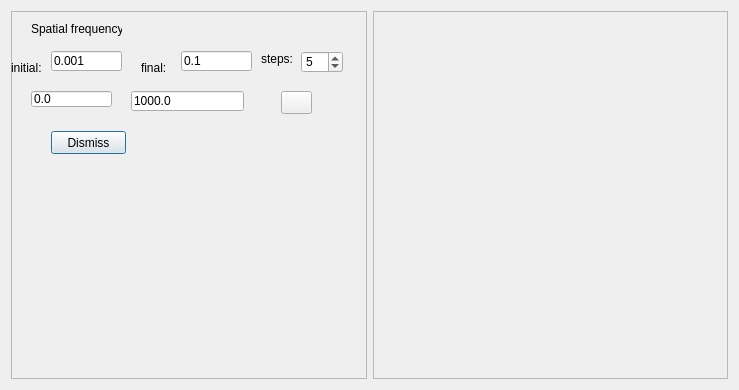
PauloCarvalhoRJ/gammaray, file imagejockey/gabor/gaborfilterdialog.ui: the form before one commit.
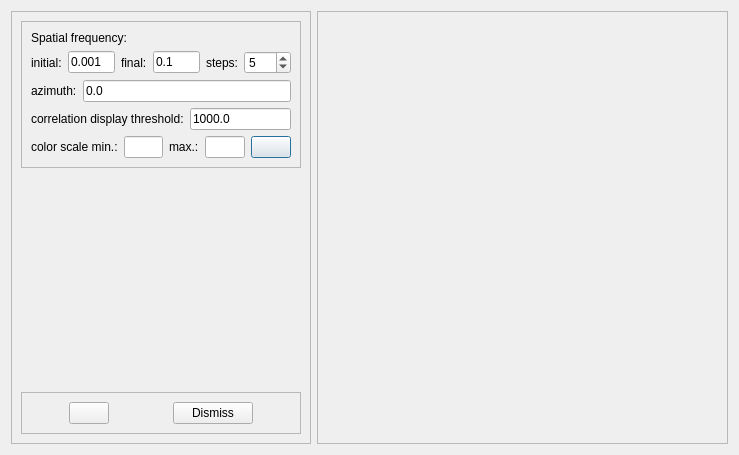
The form after the commit. Icons and pictures are not drawn.

Commit message: Gabor: GUI finishings.

What changed in the file:
```diff
--- a/imagejockey/gabor/gaborfilterdialog.ui
+++ b/imagejockey/gabor/gaborfilterdialog.ui
@@ -7,7 +7,7 @@
     <x>0</x>
     <y>0</y>
     <width>739</width>
-    <height>390</height>
+    <height>455</height>
    </rect>
   </property>
   <property name="windowTitle">
@@ -16,169 +16,266 @@
   <layout class="QHBoxLayout" name="horizontalLayout_2">
    <item>
     <widget class="QFrame" name="frame">
+     <property name="sizePolicy">
+      <sizepolicy hsizetype="Fixed" vsizetype="Preferred">
+       <horstretch>0</horstretch>
+       <verstretch>0</verstretch>
+      </sizepolicy>
+     </property>
+     <property name="maximumSize">
+      <size>
+       <width>300</width>
+       <height>16777215</height>
+      </size>
+     </property>
      <property name="frameShape">
       <enum>QFrame::StyledPanel</enum>
      </property>
      <property name="frameShadow">
       <enum>QFrame::Raised</enum>
      </property>
-     <widget class="QPushButton" name="btnDismiss">
-      <property name="geometry">
-       <rect>
-        <x>40</x>
-        <y>120</y>
-        <width>75</width>
-        <height>23</height>
-       </rect>
-      </property>
-      <property name="text">
-       <string>Dismiss</string>
-      </property>
-     </widget>
-     <widget class="QPushButton" name="btnProcess">
-      <property name="geometry">
-       <rect>
-        <x>270</x>
-        <y>80</y>
-        <width>31</width>
-        <height>23</height>
-       </rect>
-      </property>
-      <property name="text">
-       <string/>
-      </property>
-      <property name="icon">
-       <iconset resource="../ijresources.qrc">
-        <normaloff>:/ijicons32/ijplay32</normaloff>:/ijicons32/ijplay32</iconset>
-      </property>
-     </widget>
-     <widget class="QLineEdit" name="txtAzimuth">
-      <property name="geometry">
-       <rect>
-        <x>20</x>
-        <y>80</y>
-        <width>81</width>
-        <height>16</height>
-       </rect>
-      </property>
-      <property name="text">
-       <string>0.0</string>
-      </property>
-     </widget>
-     <widget class="QLineEdit" name="txtInitialFrequency">
-      <property name="geometry">
-       <rect>
-        <x>40</x>
-        <y>40</y>
-        <width>71</width>
-        <height>20</height>
-       </rect>
-      </property>
-      <property name="text">
-       <string>0.001</string>
-      </property>
-     </widget>
-     <widget class="QLabel" name="label_4">
-      <property name="geometry">
-       <rect>
-        <x>250</x>
-        <y>40</y>
-        <width>41</width>
-        <height>16</height>
-       </rect>
-      </property>
-      <property name="text">
-       <string>steps:</string>
-      </property>
-     </widget>
-     <widget class="QSpinBox" name="spinNumberOfFrequencySteps">
-      <property name="geometry">
-       <rect>
-        <x>290</x>
-        <y>40</y>
-        <width>42</width>
-        <height>22</height>
-       </rect>
-      </property>
-      <property name="minimum">
-       <number>1</number>
-      </property>
-      <property name="maximum">
-       <number>200</number>
-      </property>
-      <property name="value">
-       <number>5</number>
-      </property>
-     </widget>
-     <widget class="QLabel" name="label_3">
-      <property name="geometry">
-       <rect>
-        <x>130</x>
-        <y>50</y>
-        <width>46</width>
-        <height>13</height>
-       </rect>
-      </property>
-      <property name="text">
-       <string>final:</string>
-      </property>
-     </widget>
-     <widget class="QLabel" name="label">
-      <property name="geometry">
-       <rect>
-        <x>20</x>
-        <y>10</y>
-        <width>91</width>
-        <height>16</height>
-       </rect>
-      </property>
-      <property name="text">
-       <string>Spatial frequency:</string>
-      </property>
-     </widget>
-     <widget class="QLabel" name="label_2">
-      <property name="geometry">
-       <rect>
-        <x>0</x>
-        <y>50</y>
-        <width>46</width>
-        <height>13</height>
-       </rect>
-      </property>
-      <property name="text">
-       <string>initial:</string>
-      </property>
-     </widget>
-     <widget class="QLineEdit" name="txtFinalFrequency">
-      <property name="geometry">
-       <rect>
-        <x>170</x>
-        <y>40</y>
-        <width>71</width>
-        <height>20</height>
-       </rect>
-      </property>
-      <property name="text">
-       <string>0.1</string>
-      </property>
-     </widget>
-     <widget class="QLineEdit" name="txtThreshold">
-      <property name="geometry">
-       <rect>
-        <x>120</x>
-        <y>80</y>
-        <width>113</width>
-        <height>20</height>
-       </rect>
-      </property>
-      <property name="text">
-       <string>1000.0</string>
-      </property>
-     </widget>
+     <layout class="QVBoxLayout" name="verticalLayout">
+      <item>
+       <widget class="QFrame" name="frame_3">
+        <property name="frameShape">
+         <enum>QFrame::StyledPanel</enum>
+        </property>
+        <property name="frameShadow">
+         <enum>QFrame::Raised</enum>
+        </property>
+        <layout class="QVBoxLayout" name="verticalLayout_2">
+         <item>
+          <widget class="QLabel" name="label">
+           <property name="text">
+            <string>Spatial frequency:</string>
+           </property>
+          </widget>
+         </item>
+         <item>
+          <layout class="QHBoxLayout" name="horizontalLayout_7">
+           <item>
+            <widget class="QLabel" name="label_2">
+             <property name="text">
+              <string>initial:</string>
+             </property>
+            </widget>
+           </item>
+           <item>
+            <widget class="QLineEdit" name="txtInitialFrequency">
+             <property name="text">
+              <string>0.001</string>
+             </property>
+            </widget>
+           </item>
+           <item>
+            <widget class="QLabel" name="label_3">
+             <property name="text">
+              <string>final:</string>
+             </property>
+            </widget>
+           </item>
+           <item>
+            <widget class="QLineEdit" name="txtFinalFrequency">
+             <property name="text">
+              <string>0.1</string>
+             </property>
+            </widget>
+           </item>
+           <item>
+            <widget class="QLabel" name="label_4">
+             <property name="text">
+              <string>steps:</string>
+             </property>
+            </widget>
+           </item>
+           <item>
+            <widget class="QSpinBox" name="spinNumberOfFrequencySteps">
+             <property name="minimum">
+              <number>1</number>
+             </property>
+             <property name="maximum">
+              <number>200</number>
+             </property>
+             <property name="value">
+              <number>5</number>
+             </property>
+            </widget>
+           </item>
+          </layout>
+         </item>
+         <item>
+          <layout class="QHBoxLayout" name="horizontalLayout_6">
+           <item>
+            <widget class="QLabel" name="label_5">
+             <property name="text">
+              <string>azimuth:</string>
+             </property>
+            </widget>
+           </item>
+           <item>
+            <widget class="QLineEdit" name="txtAzimuth">
+             <property name="text">
+              <string>0.0</string>
+             </property>
+            </widget>
+           </item>
+          </layout>
+         </item>
+         <item>
+          <layout class="QHBoxLayout" name="horizontalLayout_5">
+           <item>
+            <widget class="QLabel" name="label_6">
+             <property name="text">
+              <string>correlation display threshold:</string>
+             </property>
+            </widget>
+           </item>
+           <item>
+            <widget class="QLineEdit" name="txtThreshold">
+             <property name="text">
+              <string>1000.0</string>
+             </property>
+            </widget>
+           </item>
+          </layout>
+         </item>
+         <item>
+          <layout class="QHBoxLayout" name="horizontalLayout_4">
+           <item>
+            <widget class="QLabel" name="label_7">
+             <property name="text">
+              <string>color scale min.:</string>
+             </property>
+            </widget>
+           </item>
+           <item>
+            <widget class="QLineEdit" name="txtColorScaleMin"/>
+           </item>
+           <item>
+            <widget class="QLabel" name="label_8">
+             <property name="text">
+              <string>max.:</string>
+             </property>
+            </widget>
+           </item>
+           <item>
+            <widget class="QLineEdit" name="txtColorScaleMax"/>
+           </item>
+           <item>
+            <widget class="QPushButton" name="btnUpdateView">
+             <property name="toolTip">
+              <string>update view</string>
+             </property>
+             <property name="text">
+              <string/>
+             </property>
+             <property name="icon">
+              <iconset resource="../ijresources.qrc">
+               <normaloff>:/ijicons32/ijupdate32</normaloff>:/ijicons32/ijupdate32</iconset>
+             </property>
+            </widget>
+           </item>
+          </layout>
+         </item>
+        </layout>
+       </widget>
+      </item>
+      <item>
+       <spacer name="verticalSpacer">
+        <property name="orientation">
+         <enum>Qt::Vertical</enum>
+        </property>
+        <property name="sizeHint" stdset="0">
+         <size>
+          <width>20</width>
+          <height>213</height>
+         </size>
+        </property>
+       </spacer>
+      </item>
+      <item>
+       <widget class="QFrame" name="frame_2">
+        <property name="frameShape">
+         <enum>QFrame::StyledPanel</enum>
+        </property>
+        <property name="frameShadow">
+         <enum>QFrame::Raised</enum>
+        </property>
+        <layout class="QHBoxLayout" name="horizontalLayout_3">
+         <item>
+          <spacer name="horizontalSpacer_2">
+           <property name="orientation">
+            <enum>Qt::Horizontal</enum>
+           </property>
+           <property name="sizeHint" stdset="0">
+            <size>
+             <width>40</width>
+             <height>20</height>
+            </size>
+           </property>
+          </spacer>
+         </item>
+         <item>
+          <widget class="QPushButton" name="btnProcess">
+           <property name="text">
+            <string/>
+           </property>
+           <property name="icon">
+            <iconset resource="../ijresources.qrc">
+             <normaloff>:/ijicons32/ijplay32</normaloff>:/ijicons32/ijplay32</iconset>
+           </property>
+          </widget>
+         </item>
+         <item>
+          <spacer name="horizontalSpacer">
+           <property name="orientation">
+            <enum>Qt::Horizontal</enum>
+           </property>
+           <property name="sizeHint" stdset="0">
+            <size>
+             <width>60</width>
+             <height>20</height>
+            </size>
+           </property>
+          </spacer>
+         </item>
+         <item>
+          <widget class="QPushButton" name="btnDismiss">
+           <property name="text">
+            <string>Dismiss</string>
+           </property>
+           <property name="autoDefault">
+            <bool>false</bool>
+           </property>
+          </widget>
+         </item>
+         <item>
+          <spacer name="horizontalSpacer_3">
+           <property name="orientation">
+            <enum>Qt::Horizontal</enum>
+           </property>
+           <property name="sizeHint" stdset="0">
+            <size>
+             <width>40</width>
+             <height>20</height>
+            </size>
+           </property>
+          </spacer>
+         </item>
+        </layout>
+       </widget>
+      </item>
+     </layout>
     </widget>
    </item>
    <item>
     <widget class="QFrame" name="frm3DDisplay">
+     <property name="sizePolicy">
+      <sizepolicy hsizetype="Expanding" vsizetype="Preferred">
+       <horstretch>0</horstretch>
+       <verstretch>0</verstretch>
+      </sizepolicy>
+     </property>
      <property name="frameShape">
       <enum>QFrame::StyledPanel</enum>
      </property>
```
Left out of the diff: 25 changed lines with no effect on the pictures. The commit also changes 4 other files.
